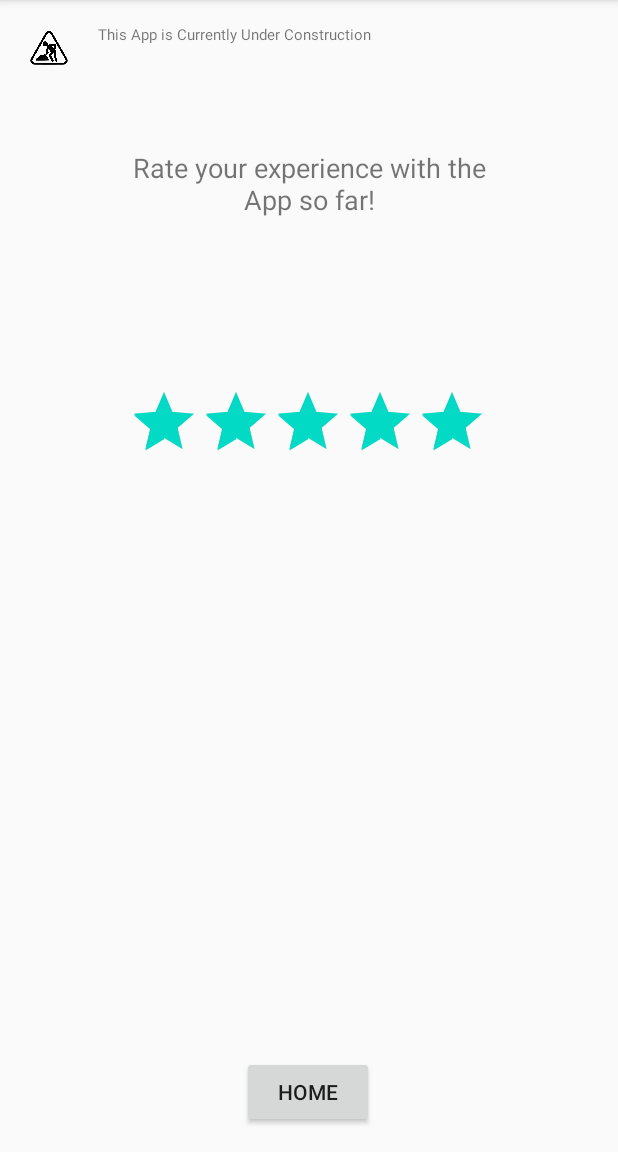
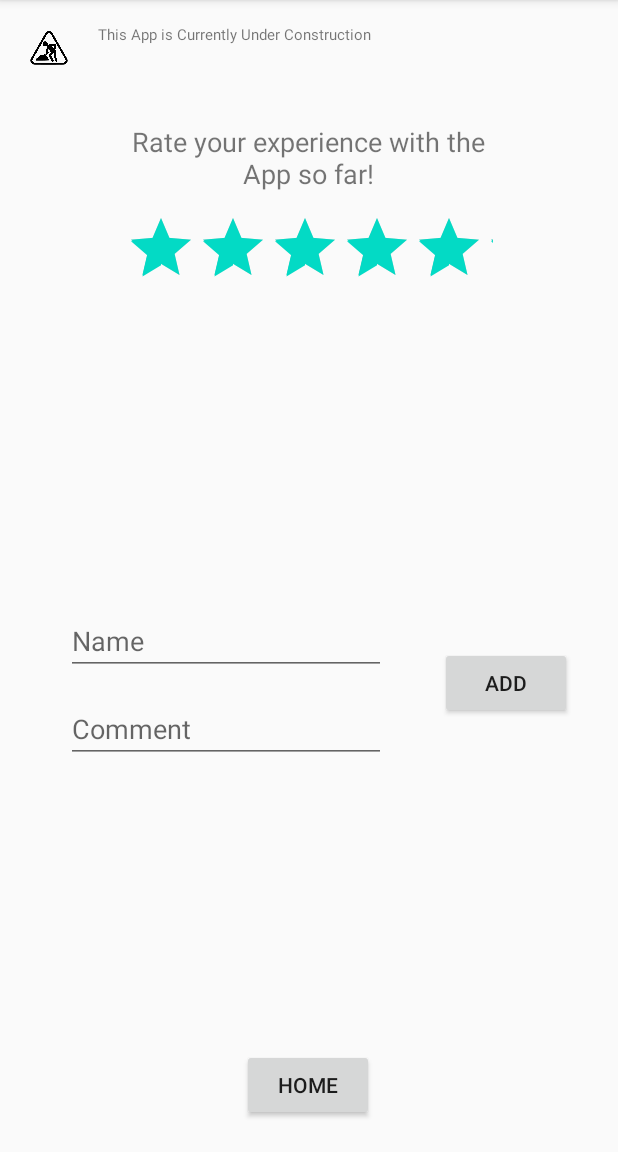
Before and after one commit to eknable99/Android-Resume-Project, an Android app: the screen it shows after launch (RatingActivity), after a tap on "RATINGS", on a phone screen of 412 x 824 dp, the part 84-1236 px from its top. Run offline under Robolectric (Android 15) with nearby library versions, the phone set to English and light mode, and no system bars.

Commit message:
Added files to create RecyclerView and have new entries be stored and displayed through SharedPreferences.

```diff
--- a/app/src/main/AndroidManifest.xml
+++ b/app/src/main/AndroidManifest.xml
@@ -9,8 +9,8 @@
         android:roundIcon="@mipmap/ic_launcher_round"
         android:supportsRtl="true"
         android:theme="@style/AppTheme">
-        <activity android:name=".PortfolioActivity"></activity>
-        <activity android:name=".RatingActivity" />
+        <activity android:name=".PortfolioActivity" />
+        <activity android:name=".RatingActivity" android:windowSoftInputMode="adjustResize" />
         <activity android:name=".MainActivity">
             <intent-filter>
                 <action android:name="android.intent.action.MAIN" />
--- /dev/null
+++ b/app/src/main/java/com/example/resumeproject/Comment.java
@@ -0,0 +1,49 @@
+package com.example.resumeproject;
+
+import java.util.ArrayList;
+import java.util.HashMap;
+import java.util.Iterator;
+import java.util.Map;
+
+public class Comment {
+    private String mName;
+    private String mComment;
+
+    public Comment(String name, String comment){
+        mName = name;
+        mComment = comment;
+    }
+
+    public String getName() {
+        return mName;
+    }
+
+    public String getComment() {
+        return mComment;
+    }
+
+    private static int lastUserId = 0;
+
+//    public static ArrayList<Comment> createCommentsList(int numComments){
+////        ArrayList<Comment> comments = new ArrayList<Comment>();
+////
+////        for (int i = 1; i <= numComments; i++) {
+////            comments.add(new Comment("Name ", "Comment"));
+////        }
+////
+////        return comments;
+////    }
+    public static ArrayList<Comment> createCommentsList(Map<String, String> nameMap, Map<String, String> commentMap){
+        Iterator nameMapIterator = nameMap.entrySet().iterator();
+        ArrayList<Comment> comments = new ArrayList<>();
+
+        while (nameMapIterator.hasNext()){
+            Map.Entry nameMapElement = (Map.Entry)nameMapIterator.next();
+            //Map.Entry commentMapElement = (Map.Entry)commentMapIterator.next();
+            comments.add(new Comment(nameMapElement.getValue().toString(), commentMap.get(nameMapElement.getValue().toString())));
+        }
+
+        return comments;
+    }
+
+}
--- /dev/null
+++ b/app/src/main/java/com/example/resumeproject/CommentsAdapter.java
@@ -0,0 +1,63 @@
+package com.example.resumeproject;
+
+import android.content.Context;
+import android.view.LayoutInflater;
+import android.view.View;
+import android.view.ViewGroup;
+import android.widget.TextView;
+
+import androidx.annotation.NonNull;
+import androidx.recyclerview.widget.RecyclerView;
+
+import com.example.resumeproject.Comment;
+import com.example.resumeproject.R;
+
+import java.util.List;
+
+public class CommentsAdapter extends
+        RecyclerView.Adapter<CommentsAdapter.ViewHolder> {
+
+    public class ViewHolder extends RecyclerView.ViewHolder {
+        public TextView nameTextView;
+        public TextView commentTextView;
+
+        public ViewHolder(View itemView){
+            super(itemView);
+
+            nameTextView = (TextView) itemView.findViewById(R.id.user_name);
+            commentTextView = (TextView) itemView.findViewById(R.id.user_comment);
+        }
+    }
+
+    private List<Comment> mComments;
+
+    public CommentsAdapter(List<Comment> comments){
+        mComments = comments;
+    }
+
+    @NonNull
+    @Override
+    public CommentsAdapter.ViewHolder onCreateViewHolder(ViewGroup parent, int viewType) {
+        Context context = parent.getContext();
+        LayoutInflater inflater = LayoutInflater.from(context);
+
+        View commentView = inflater.inflate(R.layout.item_comment, parent, false);
+
+        return new ViewHolder(commentView);
+    }
+
+    @Override
+    public void onBindViewHolder(CommentsAdapter.ViewHolder holder, int position){
+        Comment comment = mComments.get(position);
+
+        TextView textViewName = holder.nameTextView;
+        textViewName.setText(comment.getName());
+        TextView textViewComment = holder.commentTextView;
+        textViewComment.setText(comment.getComment());
+    }
+
+    @Override
+    public int getItemCount(){
+        return mComments.size();
+    }
+}
--- a/app/src/main/java/com/example/resumeproject/HomeButtonFragment.java
+++ b/app/src/main/java/com/example/resumeproject/HomeButtonFragment.java
@@ -8,7 +8,10 @@ import androidx.fragment.app.Fragment;
 import android.view.LayoutInflater;
 import android.view.View;
 import android.view.ViewGroup;
+import android.view.WindowManager;
 import android.widget.Button;
+
+import java.util.Objects;
 
 /**
  * A simple {@link Fragment} subclass.
@@ -32,4 +35,11 @@ public class HomeButtonFragment extends Fragment {
         });
         return view;
     }
+
+    @Override
+    public void onResume() {
+        super.onResume();
+        requireActivity().getWindow().setSoftInputMode(WindowManager.LayoutParams.SOFT_INPUT_ADJUST_PAN);
+
+    }
 }
--- a/app/src/main/java/com/example/resumeproject/MainActivity.java
+++ b/app/src/main/java/com/example/resumeproject/MainActivity.java
@@ -6,11 +6,13 @@ import androidx.fragment.app.FragmentManager;
 import androidx.fragment.app.FragmentTransaction;
 
 import android.content.Intent;
+import android.content.SharedPreferences;
 import android.content.res.Configuration;
 import android.os.Build;
 import android.os.Bundle;
 import android.view.View;
 import android.widget.RatingBar;
+import android.widget.TextView;
 import android.widget.Toast;
 
 import java.util.HashMap;
@@ -23,11 +25,13 @@ public class MainActivity extends AppCompatActivity {
         super.onCreate(savedInstanceState);
         setContentView(R.layout.activity_main);
 
-//        Intent fromAnotherActivity = getIntent();
-//       // Map<String, Float> ratingsMap = new HashMap<>();
-//        float rating = fromAnotherActivity.getFloatExtra("id1", 3);
         RatingBar ratingBarSmall = findViewById(R.id.ratingBarSmall);
         ratingBarSmall.setRating(RatingActivity.getData());
+
+        SharedPreferences recentPrefs = getSharedPreferences("RECENTPREFS", MODE_PRIVATE);
+
+        TextView recentComment = findViewById(R.id.recentComment);
+        recentComment.setText(recentPrefs.getString("VALUE", "No Recent Comments"));
 
 
         if (Build.VERSION.SDK_INT >= Build.VERSION_CODES.O){
@@ -36,9 +40,6 @@ public class MainActivity extends AppCompatActivity {
         else {
             Toast.makeText(this, "Please Update Your Android Version", Toast.LENGTH_LONG).show();
         }
-
-
-//        getSupportFragmentManager().beginTransaction().add(R.id.mainLayoutId, new TestFragment()).commit();
     }
 
 
--- a/app/src/main/java/com/example/resumeproject/RatingActivity.java
+++ b/app/src/main/java/com/example/resumeproject/RatingActivity.java
@@ -3,24 +3,31 @@ package com.example.resumeproject;
 import androidx.appcompat.app.AppCompatActivity;
 import androidx.fragment.app.FragmentManager;
 import androidx.fragment.app.FragmentTransaction;
+import androidx.recyclerview.widget.LinearLayoutManager;
+import androidx.recyclerview.widget.RecyclerView;
 
 import android.content.Intent;
+import android.content.SharedPreferences;
 import android.os.Bundle;
 import android.view.View;
+import android.widget.EditText;
 import android.widget.RatingBar;
 
+import java.util.ArrayList;
 import java.util.HashMap;
 import java.util.Map;
 
 public class RatingActivity extends AppCompatActivity {
 
-    private static float numStars = 3;
+    private static float numStars = 3; //Set static ratingBar value.
+    ArrayList<Comment> comments; //Create ArrayList for our RecyclerView
 
     @Override
     protected void onCreate(Bundle savedInstanceState) {
         super.onCreate(savedInstanceState);
         setContentView(R.layout.activity_rating);
 
+        // Overrides ratingBar method so it's value can be passed to MainActivity onClick.
         final RatingBar userRating = findViewById(R.id.ratingBar1);
 
         userRating.setOnRatingBarChangeListener(new RatingBar.OnRatingBarChangeListener() {
@@ -30,21 +37,32 @@ public class RatingActivity extends AppCompatActivity {
             }
         });
 
+
+        SharedPreferences namesPref = getSharedPreferences("NAMES", MODE_PRIVATE);
+        SharedPreferences commentsPref = getSharedPreferences("COMMENTS", MODE_PRIVATE);
+        Map<String, String> nameMap = (Map<String, String>) namesPref.getAll();
+        Map<String, String> commentsMap = (Map<String, String>) commentsPref.getAll();
+        RecyclerView rvComments = (RecyclerView) findViewById(R.id.rvComments);
+        comments = Comment.createCommentsList(nameMap, commentsMap);
+        CommentsAdapter adapter = new CommentsAdapter(comments);
+        rvComments.setAdapter(adapter);
+        rvComments.setLayoutManager(new LinearLayoutManager(this));
+
+
     }
+
+    public void addButtonClick (View view){
+        EditText mName = (EditText) findViewById(R.id.newName);
+        EditText mComment = (EditText) findViewById(R.id.newComment);
+        SharedPreferences namePrefs = getSharedPreferences("NAMES", MODE_PRIVATE);
+        SharedPreferences commentPrefs = getSharedPreferences("COMMENTS", MODE_PRIVATE);
+        SharedPreferences recentPrefs = getSharedPreferences("RECENTPREFS", MODE_PRIVATE);
+        namePrefs.edit().putString(mName.getText().toString(), mName.getText().toString()).apply();
+        commentPrefs.edit().putString(mName.getText().toString(), mComment.getText().toString()).apply();
+        recentPrefs.edit().putString("VALUE", mComment.getText().toString()).apply();
+    }
+
     public static float getData(){
         return numStars;
     }
-
-
-
-//    public void switchToMainActivity(View view){
-//        RatingBar userRating = findViewById(R.id.ratingBar1);
-//        numStars = userRating.getRating();
-//
-////        Intent intent = new Intent(this, MainActivity.class);
-////
-////        intent.putExtra("id1", numStars);
-////
-////        Map<String, Float> ratingsMap = new HashMap<>();
-//    }
 }
--- a/app/src/main/res/layout/activity_rating.xml
+++ b/app/src/main/res/layout/activity_rating.xml
@@ -9,15 +9,14 @@
 
     <RatingBar
         android:id="@+id/ratingBar1"
-        android:layout_width="wrap_content"
-        android:layout_height="wrap_content"
+        android:layout_width="245dp"
+        android:layout_height="45dp"
         android:rating="5"
         app:layout_constraintBottom_toBottomOf="parent"
         app:layout_constraintEnd_toEndOf="parent"
-        app:layout_constraintHorizontal_bias="0.497"
         app:layout_constraintStart_toStartOf="parent"
-        app:layout_constraintTop_toTopOf="parent"
-        app:layout_constraintVertical_bias="0.362" />
+        app:layout_constraintTop_toBottomOf="@+id/textView2"
+        app:layout_constraintVertical_bias="0.0" />
 
     <TextView
         android:id="@+id/textView2"
@@ -26,10 +25,12 @@
         android:text="Rate your experience with the App so far!"
         android:textAlignment="center"
         android:textSize="18sp"
-        app:layout_constraintBottom_toTopOf="@+id/ratingBar1"
+        app:layout_constraintBottom_toBottomOf="parent"
         app:layout_constraintEnd_toEndOf="parent"
+        app:layout_constraintHorizontal_bias="0.496"
         app:layout_constraintStart_toStartOf="parent"
-        app:layout_constraintTop_toTopOf="parent" />
+        app:layout_constraintTop_toTopOf="parent"
+        app:layout_constraintVertical_bias="0.116" />
 
     <fragment
         android:id="@+id/fragment3"
@@ -50,4 +51,56 @@
         android:layout_height="wrap_content"
         app:layout_constraintStart_toStartOf="parent"
         app:layout_constraintTop_toTopOf="parent" />
+
+    <androidx.recyclerview.widget.RecyclerView
+        android:id="@+id/rvComments"
+        android:layout_width="321dp"
+        android:layout_height="162dp"
+        app:layout_constraintBottom_toTopOf="@+id/fragment3"
+        app:layout_constraintEnd_toEndOf="parent"
+        app:layout_constraintStart_toStartOf="parent"
+        app:layout_constraintTop_toBottomOf="@+id/ratingBar1"
+        app:layout_constraintVertical_bias="0.104" />
+
+    <EditText
+        android:id="@+id/newComment"
+        android:layout_width="wrap_content"
+        android:layout_height="wrap_content"
+        android:ems="10"
+        android:hint="Comment"
+        android:inputType="textPersonName"
+        app:layout_constraintBottom_toBottomOf="parent"
+        app:layout_constraintEnd_toEndOf="parent"
+        app:layout_constraintHorizontal_bias="0.223"
+        app:layout_constraintStart_toStartOf="parent"
+        app:layout_constraintTop_toBottomOf="@+id/newName"
+        app:layout_constraintVertical_bias="0.049" />
+
+    <EditText
+        android:id="@+id/newName"
+        android:layout_width="wrap_content"
+        android:layout_height="wrap_content"
+        android:ems="10"
+        android:hint="Name"
+        android:inputType="textPersonName"
+        app:layout_constraintBottom_toBottomOf="parent"
+        app:layout_constraintEnd_toEndOf="parent"
+        app:layout_constraintHorizontal_bias="0.223"
+        app:layout_constraintStart_toStartOf="parent"
+        app:layout_constraintTop_toBottomOf="@+id/rvComments"
+        app:layout_constraintVertical_bias="0.058" />
+
+    <Button
+        android:id="@+id/addButton"
+        android:layout_width="wrap_content"
+        android:layout_height="wrap_content"
+        android:layout_marginTop="24dp"
+        android:onClick="addButtonClick"
+        android:text="Add"
+        app:layout_constraintBottom_toBottomOf="parent"
+        app:layout_constraintEnd_toEndOf="parent"
+        app:layout_constraintHorizontal_bias="0.544"
+        app:layout_constraintStart_toEndOf="@+id/newName"
+        app:layout_constraintTop_toBottomOf="@+id/rvComments"
+        app:layout_constraintVertical_bias="0.071" />
 </androidx.constraintlayout.widget.ConstraintLayout>
```
Also changed, not shown: app/src/main/res/layout/activity_main.xml (+11 -0 lines), app/src/main/res/layout/item_comment.xml (added, +19 -0 lines).
